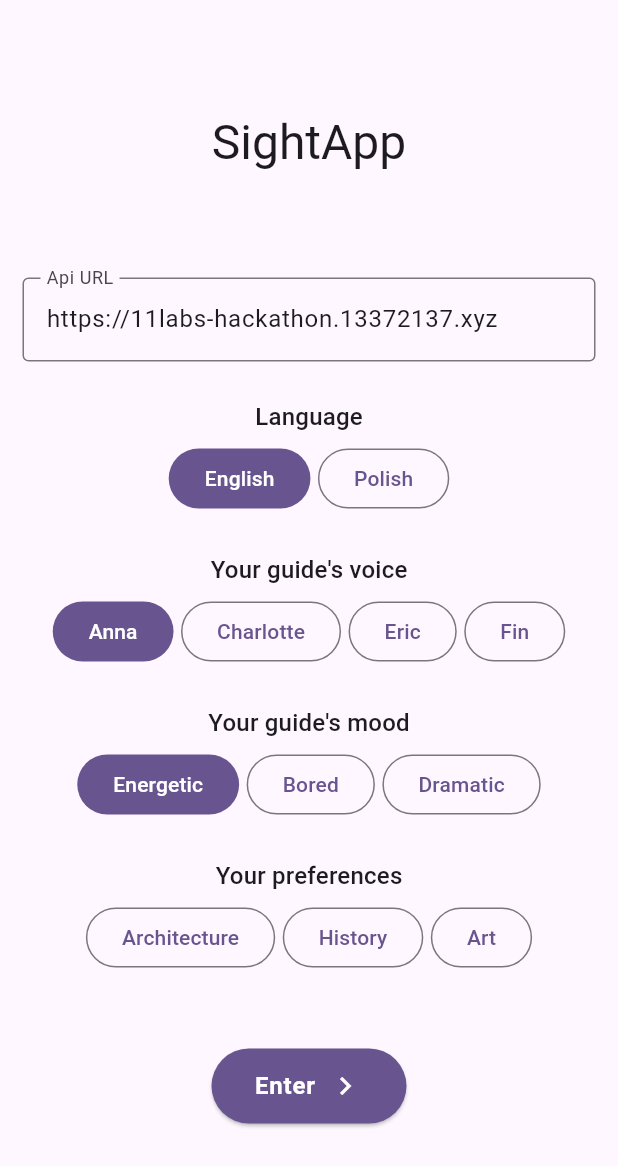
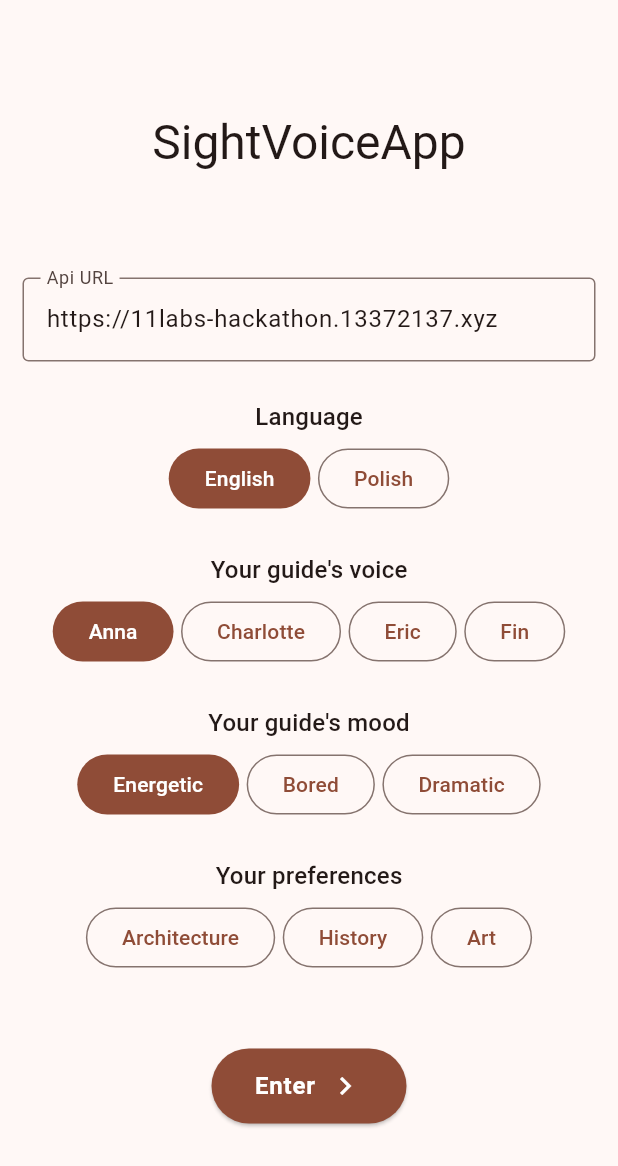
Before and after one commit to fimpro/ElevenLabsChallenge, a Flutter app: the screen it shows after launch, on a phone screen of 412 x 824 dp. Shown: the top 1166 px of the screen. Run offline on Flutter 3.47's test engine with Material 3 defaults, Android fonts, the phone set to English and light mode, and no system bars; drawn by our look-alikes of group_button; our stand-ins replace flutter_bloc, flutter_map, fluttertoast, geolocator, just_audio, latlong2 and 1 more; missing offline and left inert: dart:js_interop, event, flutter_map_animations, flutter_map_cancellable_tile_provider, flutter_map_location_marker.

Commit message:
app: fix android build, change theme

```diff
--- a/sightseeing_app/lib/components/my_card.dart
+++ b/sightseeing_app/lib/components/my_card.dart
@@ -8,8 +8,9 @@ class MyCard extends StatelessWidget {
   final EdgeInsetsGeometry? padding;
   final double elevation;
   final Color? shadowColor;
+  final Color? color;
 
-  const MyCard({super.key, required this.child, this.height = 100, this.width, this.margin, this.padding, this.shadowColor, this.elevation = 3});
+  const MyCard({super.key, required this.child, this.height = 100, this.width, this.margin, this.padding, this.shadowColor, this.color, this.elevation = 3});
 
   @override
   Widget build(BuildContext context) {
@@ -18,7 +19,7 @@ class MyCard extends StatelessWidget {
       height: height,
       child: Card(
         margin: margin ?? EdgeInsets.zero,
-        color: Theme.of(context).colorScheme.surface,
+        color: color ?? Theme.of(context).colorScheme.surface,
         shape: RoundedRectangleBorder(
           borderRadius: BorderRadius.circular(25),
         ),
--- a/sightseeing_app/lib/main.dart
+++ b/sightseeing_app/lib/main.dart
@@ -3,7 +3,7 @@ import 'package:flutter/material.dart';
 import 'package:flutter_bloc/flutter_bloc.dart';
 import 'package:sightseeing_app/pages/map/map.dart';
 import 'package:sightseeing_app/pages/start.dart';
-import 'package:sightseeing_app/services/web_demo_ui.dart';
+import 'package:sightseeing_app/services/demo_ui/demo_ui.dart';
 import 'package:sightseeing_app/state/audio.dart';
 import 'package:sightseeing_app/state/config.dart';
 import 'package:sightseeing_app/state/poi.dart';
@@ -29,7 +29,7 @@ class _MyAppState extends State<MyApp> {
       child: MaterialApp(
           title: 'Flutter Demo',
           theme: ThemeData(
-            colorScheme: ColorScheme.fromSeed(seedColor: Colors.deepPurple),
+            colorScheme: ColorScheme.fromSeed(seedColor: Colors.deepOrangeAccent),
             useMaterial3: true,
           ),
           initialRoute: '/',
--- a/sightseeing_app/lib/pages/map/map.dart
+++ b/sightseeing_app/lib/pages/map/map.dart
@@ -14,7 +14,7 @@ import 'package:sightseeing_app/pages/map/bottom_panel.dart';
 import 'package:sightseeing_app/pages/map/top_panel.dart';
 import 'package:sightseeing_app/services/api.dart';
 import 'package:sightseeing_app/services/audio.dart';
-import 'package:sightseeing_app/services/web_demo_ui.dart';
+import 'package:sightseeing_app/services/demo_ui/demo_ui.dart';
 import 'package:sightseeing_app/state/audio.dart';
 import 'package:sightseeing_app/state/config.dart';
 import 'package:url_launcher/url_launcher.dart';
--- a/sightseeing_app/lib/pages/start.dart
+++ b/sightseeing_app/lib/pages/start.dart
@@ -57,7 +57,7 @@ class _StartScreenState extends State<StartScreen> {
           children: <Widget>[
             Align(
                 alignment: Alignment.center,
-                child: Text('SightApp',
+                child: Text('SightVoiceApp',
                     style: Theme.of(context).textTheme.headlineLarge)),
             Container(height: 70),
             BlocBuilder<ConfigCubit, ConfigState>(
--- a/sightseeing_app/lib/services/api.dart
+++ b/sightseeing_app/lib/services/api.dart
@@ -167,8 +167,6 @@ class ApiController {
 }
 
 String getApiUrl() {
-  print('kDebugMode: $kDebugMode, kIsWeb: $kIsWeb');
-
   if (kDebugMode) {
     return kIsWeb ? "http://localhost:8000" : "http://10.0.2.2:8000";
   }
--- /dev/null
+++ b/sightseeing_app/lib/services/demo_ui/demo_ui.dart
@@ -0,0 +1,4 @@
+import 'package:flutter/material.dart';
+
+export 'demo_ui_stub.dart'
+    if (kIsWeb) 'demo_ui_web.dart';
--- /dev/null
+++ b/sightseeing_app/lib/services/demo_ui/demo_ui_stub.dart
@@ -0,0 +1,14 @@
+import 'package:event/event.dart' as event;
+
+class WebDemoUI {
+  event.Event onPlay = event.Event();
+  event.Event onPause = event.Event();
+  event.Event<event.Value<int>> onSeek = event.Event();
+
+  void dispose() {}
+  void setControlsVisible(bool isVisible) {}
+  void setPlayState(bool isPlaying) {}
+  void setCurrentIndex(int index) {}
+}
+
+WebDemoUI? webDemoUI;
```
Also changed, not shown: sightseeing_app/lib/services/demo_ui/demo_ui_web.dart (renamed from sightseeing_app/lib/services/web_demo_ui.dart).
